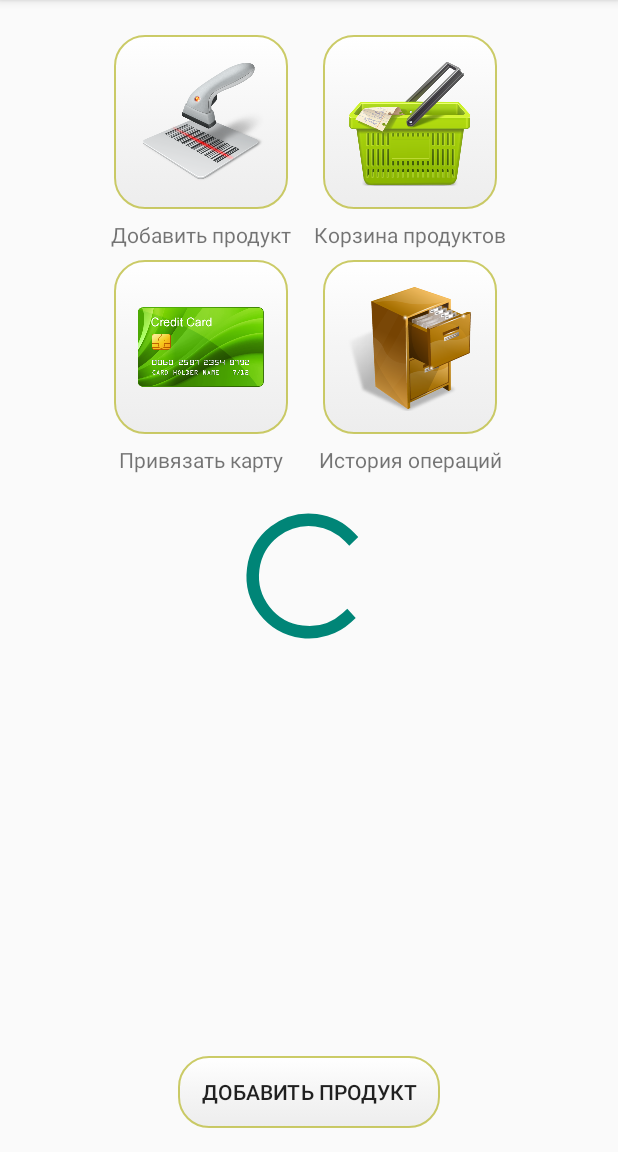
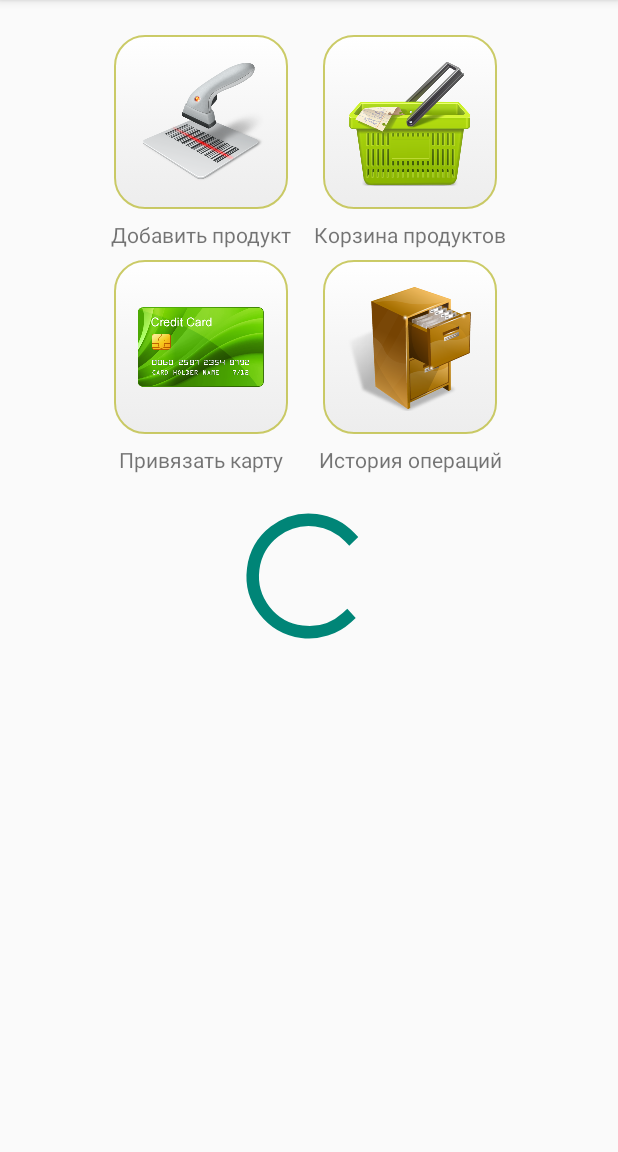
Before and after one commit to andrewmerc/HuskyPay, an Android app: the layout activity_main.xml on its own in the app's theme, with its tools: preview values and no code run, on a phone screen of 412 x 824 dp, the part 84-1236 px from its top. Run offline under Robolectric (Android 15) with nearby library versions, the phone set to English and light mode, and no system bars.

Commit message:
финальные доработки

```diff
--- a/app/src/main/java/ru/alfabank/huskypay/app/ApplicationContext.java
+++ b/app/src/main/java/ru/alfabank/huskypay/app/ApplicationContext.java
@@ -21,6 +21,10 @@ public enum ApplicationContext {
         productsInBasket.add(product);
     }
 
+    public void clearBasket(){
+        productsInBasket.clear();
+    }
+
     public CardInfo getCardInfo() {
         return cardInfo;
     }
--- a/app/src/main/res/layout/activity_main.xml
+++ b/app/src/main/res/layout/activity_main.xml
@@ -115,14 +115,4 @@
             android:layout_centerVertical="true">
     </ProgressBar>
 
-    <Button
-            android:layout_width="wrap_content"
-            android:layout_height="wrap_content"
-            android:text="Добавить продукт"
-            android:id="@+id/button"
-            android:onClick="handleTestButtonClick"
-            style="@style/husky_button"
-            android:layout_alignParentBottom="true"
-            android:layout_centerHorizontal="true"/>
-
 </RelativeLayout>
```
Also changed, not shown: app/src/main/java/ru/alfabank/huskypay/app/CardEditActivity.java (+8 -1 lines), app/src/main/java/ru/alfabank/huskypay/app/MainActivity.java (+0 -7 lines), app/src/main/java/ru/alfabank/huskypay/app/ProductsBasketActivity.java (+2 -24 lines), app/src/main/res/menu/menu_products_basket.xml (deleted, +0 -9 lines).
